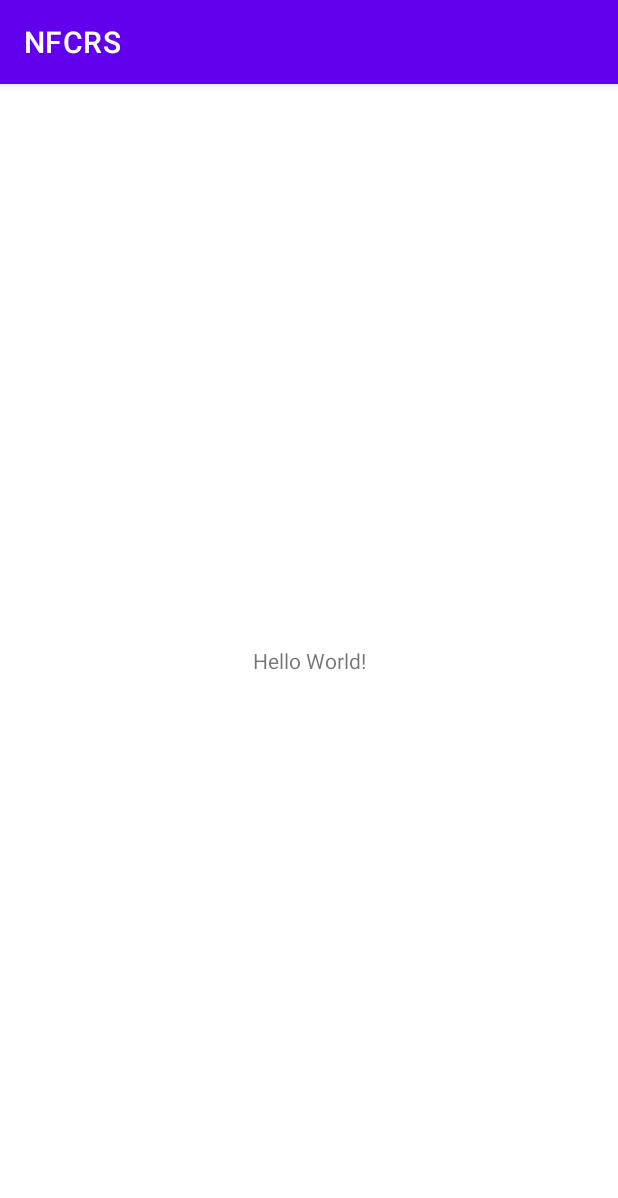
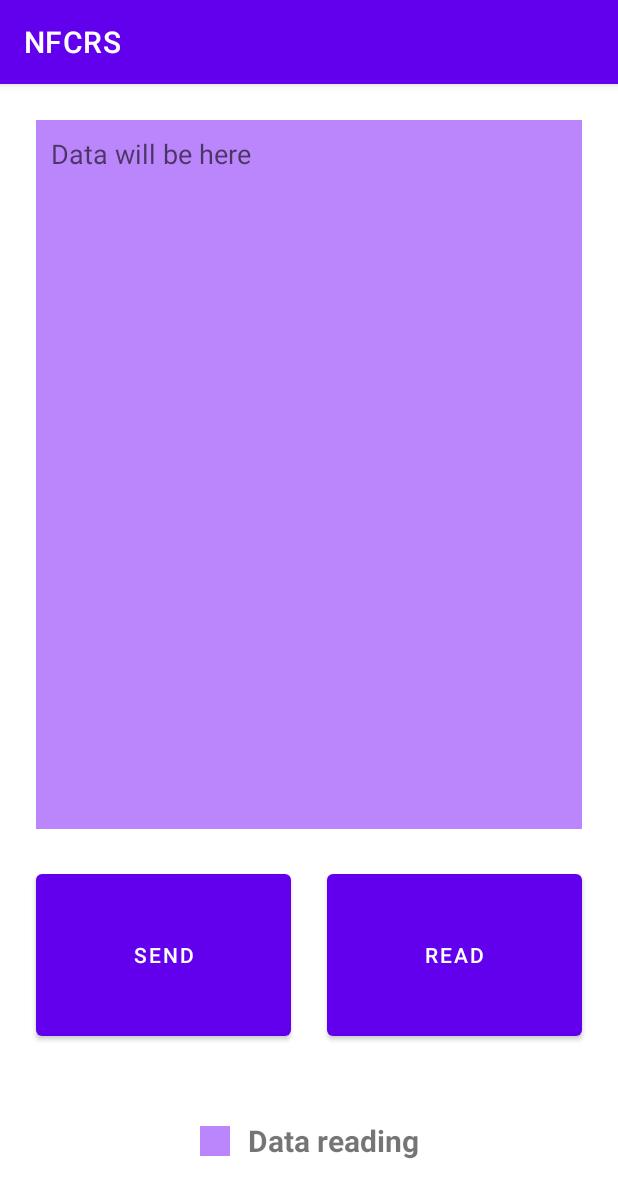
Before and after one commit to Xek0mb1k/NFC_RS, an Android app: the screen it shows after launch (MainActivity), on a phone screen of 412 x 824 dp. Shown: the top 1198 px of the screen. Run offline under Robolectric (Android 15) with nearby library versions, the phone set to English and light mode, and no system bars.

Commit message:
Create main activity

```diff
--- /dev/null
+++ b/app/src/main/java/com/xekombik/nfcrg/MainFragment.kt
@@ -0,0 +1,24 @@
+package com.xekombik.nfcrg
+
+import android.os.Bundle
+import androidx.fragment.app.Fragment
+import android.view.LayoutInflater
+import android.view.View
+import android.view.ViewGroup
+
+
+
+
+
+class MainFragment : Fragment() {
+
+    override fun onCreateView(
+        inflater: LayoutInflater, container: ViewGroup?,
+        savedInstanceState: Bundle?
+    ): View? {
+
+        return inflater.inflate(R.layout.fragment_main, container, false)
+    }
+
+
+}
--- a/app/src/main/res/layout/activity_main.xml
+++ b/app/src/main/res/layout/activity_main.xml
@@ -1,18 +1,7 @@
 <?xml version="1.0" encoding="utf-8"?>
-<androidx.constraintlayout.widget.ConstraintLayout xmlns:android="http://schemas.android.com/apk/res/android"
-    xmlns:app="http://schemas.android.com/apk/res-auto"
-    xmlns:tools="http://schemas.android.com/tools"
+<androidx.fragment.app.FragmentContainerView
+    xmlns:android="http://schemas.android.com/apk/res/android"
+    android:id="@+id/fragment_container_view"
     android:layout_width="match_parent"
     android:layout_height="match_parent"
-    tools:context=".MainActivity">
-
-    <TextView
-        android:layout_width="wrap_content"
-        android:layout_height="wrap_content"
-        android:text="Hello World!"
-        app:layout_constraintBottom_toBottomOf="parent"
-        app:layout_constraintEnd_toEndOf="parent"
-        app:layout_constraintStart_toStartOf="parent"
-        app:layout_constraintTop_toTopOf="parent" />
-
-</androidx.constraintlayout.widget.ConstraintLayout>
+    android:name="com.xekombik.nfcrg.MainFragment" />
--- /dev/null
+++ b/app/src/main/res/layout/fragment_main.xml
@@ -0,0 +1,89 @@
+<?xml version="1.0" encoding="utf-8"?>
+<FrameLayout xmlns:android="http://schemas.android.com/apk/res/android"
+    xmlns:tools="http://schemas.android.com/tools"
+    android:layout_width="match_parent"
+    android:layout_height="match_parent"
+    tools:context=".MainFragment">
+
+    <androidx.constraintlayout.widget.ConstraintLayout xmlns:android="http://schemas.android.com/apk/res/android"
+        xmlns:app="http://schemas.android.com/apk/res-auto"
+        xmlns:tools="http://schemas.android.com/tools"
+        android:layout_width="match_parent"
+        android:layout_height="match_parent"
+        tools:context=".MainActivity">
+
+        <EditText
+            android:id="@+id/editText"
+            android:layout_width="0dp"
+            android:layout_height="0dp"
+            android:layout_margin="24dp"
+            android:layout_weight="1"
+            android:autofillHints=""
+            android:background="@color/purple_200"
+            android:gravity="top"
+            android:hint="@string/edit_text_text"
+            android:inputType="textCapSentences|textMultiLine"
+            android:maxLength="2000"
+            android:padding="10dp"
+            app:autoSizeMaxTextSize="30sp"
+            app:autoSizeMinTextSize="5sp"
+            app:autoSizeTextType="uniform"
+            app:layout_constraintBottom_toTopOf="@+id/read_data_button"
+            app:layout_constraintEnd_toEndOf="parent"
+            app:layout_constraintStart_toStartOf="parent"
+            app:layout_constraintTop_toTopOf="parent" />
+
+        <Button
+            android:id="@+id/read_data_button"
+            style="@style/ButtonStyle"
+            android:text="Read"
+            app:layout_constraintBottom_toTopOf="@+id/textView"
+            app:layout_constraintEnd_toEndOf="parent"
+            app:layout_constraintHorizontal_bias="0.5"
+            app:layout_constraintStart_toEndOf="@+id/send_data_button" />
+
+        <Button
+            android:id="@+id/send_data_button"
+            android:layout_marginStart="24dp"
+            style="@style/ButtonStyle"
+            android:text="Send"
+            app:layout_constraintBottom_toTopOf="@+id/textView"
+            app:layout_constraintEnd_toStartOf="@+id/read_data_button"
+            app:layout_constraintHorizontal_bias="0.5"
+            app:layout_constraintStart_toStartOf="parent" />
+
+        <View
+            android:id="@+id/view"
+            android:layout_width="20dp"
+            android:layout_height="20dp"
+            android:layout_marginEnd="12dp"
+
+            android:background="@color/purple_200"
+            app:layout_constraintBottom_toBottomOf="@+id/textView"
+            app:layout_constraintEnd_toStartOf="@+id/textView"
+            app:layout_constraintHorizontal_bias="0.5"
+            app:layout_constraintHorizontal_chainStyle="packed"
+            app:layout_constraintStart_toStartOf="parent"
+            app:layout_constraintTop_toTopOf="@+id/textView" />
+
+        <TextView
+            android:id="@+id/textView"
+            android:layout_width="wrap_content"
+            android:layout_height="wrap_content"
+            android:layout_marginBottom="50dp"
+            android:text="Data reading"
+            android:textSize="20sp"
+            android:textStyle="bold"
+            app:layout_constraintBottom_toBottomOf="parent"
+            app:layout_constraintEnd_toEndOf="parent"
+            app:layout_constraintStart_toEndOf="@id/view"
+
+            />
+
+        <androidx.constraintlayout.widget.Group
+            android:id="@+id/group"
+            android:layout_width="wrap_content"
+            android:layout_height="wrap_content"
+            app:constraint_referenced_ids="view,textView" />
+    </androidx.constraintlayout.widget.ConstraintLayout>
+</FrameLayout>
--- a/app/src/main/res/values/strings.xml
+++ b/app/src/main/res/values/strings.xml
@@ -1,3 +1,6 @@
 <resources>
     <string name="app_name">NFCRS</string>
+    <string name="edit_text_text">Data will be here</string>
+    <!-- TODO: Remove or change this placeholder text -->
+    <string name="hello_blank_fragment">Hello blank fragment</string>
 </resources>
--- /dev/null
+++ b/app/src/main/res/values/styles.xml
@@ -0,0 +1,13 @@
+<?xml version="1.0" encoding="utf-8"?>
+<resources>
+    <style name="ButtonStyle">
+        <item name="android:layout_width">0dp</item>
+        <item name="android:layout_height">120dp</item>
+        <item name="android:layout_marginEnd">24dp</item>
+        <item name="android:layout_marginBottom">50dp</item>
+
+    </style>
+    <style name="TextStyle">
+
+    </style>
+</resources>
```
Also changed, not shown: app/src/main/java/com/xekombik/nfcrg/NfcOffFragment.kt (added, +59 -0 lines), app/src/main/java/com/xekombik/nfcrg/NotAvailableFragment.kt (added, +20 -0 lines), app/src/main/res/layout/fragment_nfc_off.xml (added, +14 -0 lines), app/src/main/res/layout/fragment_not_available.xml (added, +14 -0 lines).
